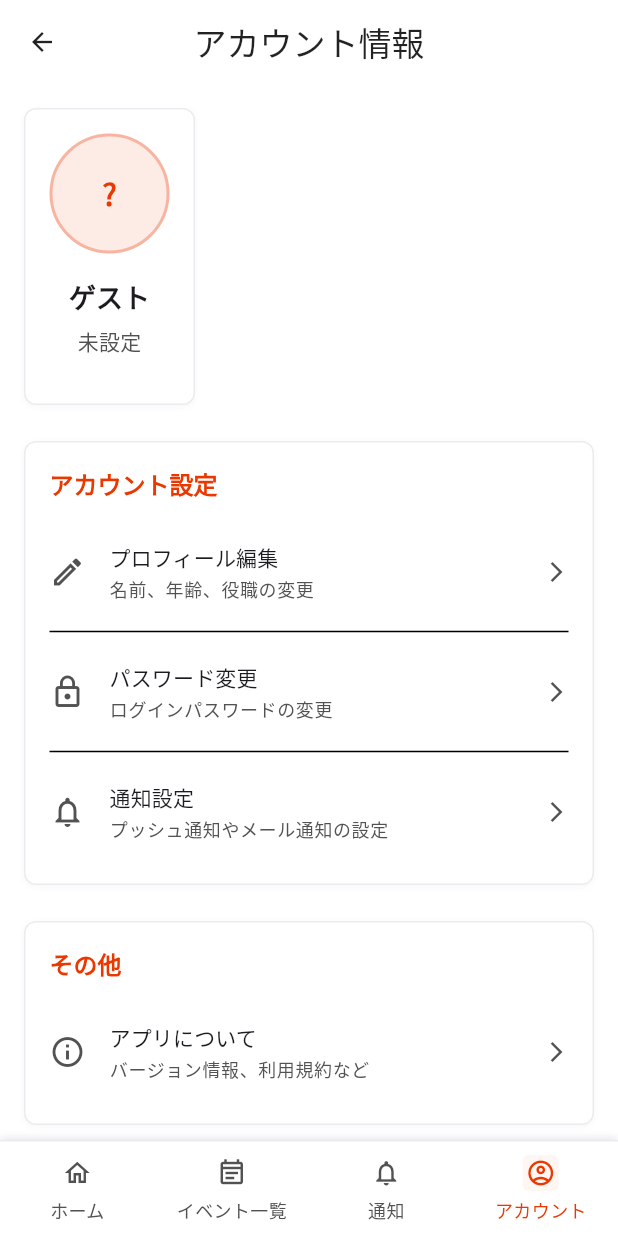
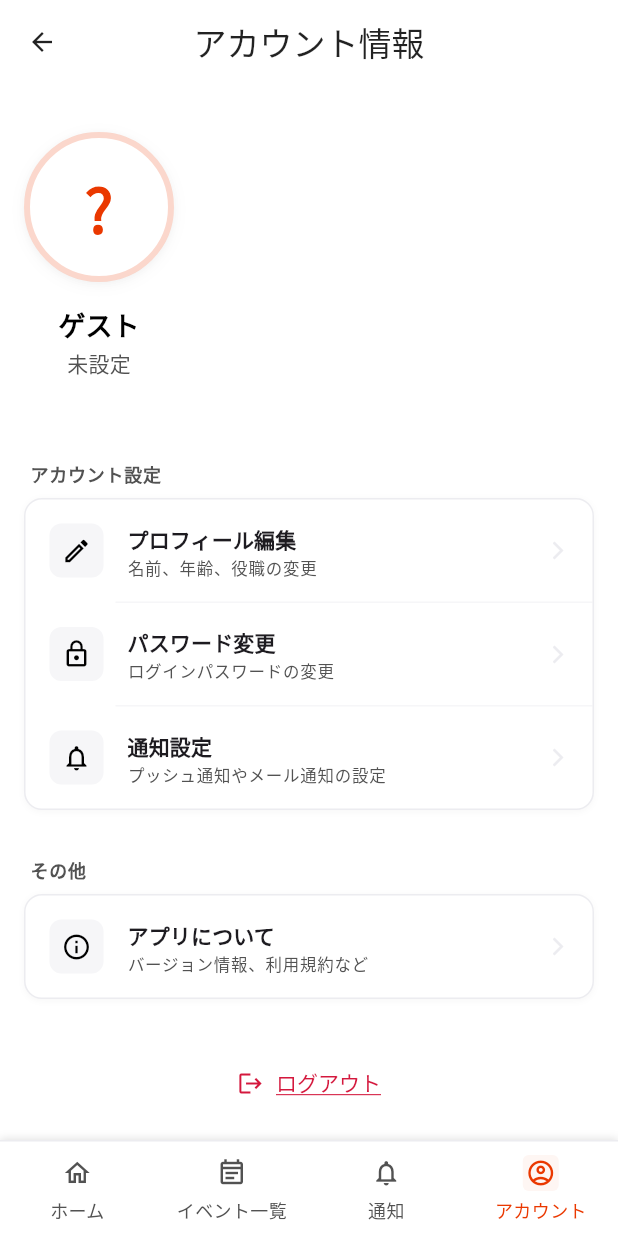
Before and after one commit to yuuu0702/shiharainu, a Flutter app: the AccountPage screen opened by its route, on a phone screen of 412 x 824 dp. Run offline on Flutter 3.47's test engine with Material 3 defaults, Android fonts, the phone set to English and light mode, and no system bars; our stand-ins replace cloud_firestore, firebase_auth, firebase_core, flutter_hooks, freezed_annotation, go_router and 3 more; accounts and stored records are empty.

Commit message:
feat: introduce account page with user profile and settings, login page, and app search bar widget

```diff
--- a/lib/pages/account_page.dart
+++ b/lib/pages/account_page.dart
@@ -25,20 +25,77 @@ class AccountPage extends ConsumerWidget {
           child: Column(
             crossAxisAlignment: CrossAxisAlignment.start,
             children: [
-              // プロフィールカード
-              _buildProfileCard(context, profile),
-              const SizedBox(height: AppTheme.spacing24),
+              const SizedBox(height: AppTheme.spacing16),
+              // プロフィールヘッダー (Hero Style)
+              _buildProfileHeader(context, profile),
+              const SizedBox(height: AppTheme.spacing32),
 
               // アカウント設定セクション
-              _buildAccountSettingsSection(context, ref),
-              const SizedBox(height: AppTheme.spacing24),
+              _buildSectionTitle('アカウント設定'),
+              const SizedBox(height: AppTheme.spacing8),
+              _buildSettingsGroup([
+                _buildSettingsItem(
+                  icon: Icons.edit_outlined,
+                  title: 'プロフィール編集',
+                  subtitle: '名前、年齢、役職の変更',
+                  onTap: () => context.go('/profile-edit'),
+                ),
+                _buildSettingsItem(
+                  icon: Icons.lock_outline,
+                  title: 'パスワード変更',
+                  subtitle: 'ログインパスワードの変更',
+                  onTap: () {
+                    ScaffoldMessenger.of(context).showSnackBar(
+                      const SnackBar(content: Text('パスワード変更機能は準備中です')),
+                    );
+                  },
+                ),
+                _buildSettingsItem(
+                  icon: Icons.notifications_outlined,
+                  title: '通知設定',
+                  subtitle: 'プッシュ通知やメール通知の設定',
+                  onTap: () {
+                    ScaffoldMessenger.of(context).showSnackBar(
+                      const SnackBar(content: Text('通知設定機能は準備中です')),
+                    );
+                  },
+                  showDivider: false,
+                ),
+              ]),
+              const SizedBox(height: AppTheme.spacing32),
 
               // その他セクション
-              _buildOtherSection(context),
-              const SizedBox(height: AppTheme.spacing24),
+              _buildSectionTitle('その他'),
+              const SizedBox(height: AppTheme.spacing8),
+              _buildSettingsGroup([
+                _buildSettingsItem(
+                  icon: Icons.info_outline,
+                  title: 'アプリについて',
+                  subtitle: 'バージョン情報、利用規約など',
+                  onTap: () => context.go('/app-info'),
+                  showDivider: false,
+                ),
+              ]),
+              const SizedBox(height: AppTheme.spacing32),
 
-              // ログアウトセクション
-              _buildLogoutSection(context, ref),
+              // ログアウトボタン
+              Center(
+                child: TextButton(
+                  onPressed: () => _showLogoutDialog(context, ref),
+                  style: TextButton.styleFrom(
+                    foregroundColor: AppTheme.destructive,
+                  ),
+                  child: Row(
+                    mainAxisSize: MainAxisSize.min,
+                    children: [
+                      const Icon(Icons.logout, size: 18),
+                      const SizedBox(width: 8),
+                      const Text('ログアウト'),
+                    ],
+                  ),
+                ),
+              ),
+              const SizedBox(height: AppTheme.spacing48),
             ],
           ),
         ),
@@ -68,187 +125,118 @@ class AccountPage extends ConsumerWidget {
     );
   }
 
-  Widget _buildProfileCard(BuildContext context, profile) {
-    return AppCard(
-      child: Column(
+  Widget _buildProfileHeader(BuildContext context, userProfile) {
+    // データ型が不明確なため、dynamicとして扱うか、適切なキャストが必要ですが、
+    // ここではプロパティアクセスを前提とします。
+    final profile = userProfile;
+
+    return Column(
       children: [
-          // ユーザーアバター
+        // アバター
         Container(
-            width: 80,
-            height: 80,
+          width: 100,
+          height: 100,
           decoration: BoxDecoration(
             shape: BoxShape.circle,
-              color: AppTheme.primaryColor.withValues(alpha: 0.1),
+            color: Colors.white,
             border: Border.all(
-                color: AppTheme.primaryColor.withValues(alpha: 0.3),
-                width: 2,
+              color: AppTheme.primaryColor.withValues(alpha: 0.2),
+              width: 4,
             ),
+            boxShadow: AppTheme.elevationMedium,
           ),
           child: Center(
             child: Text(
               profile?.name.isNotEmpty == true
                   ? profile.name.substring(0, 1).toUpperCase()
                   : '?',
-                style: AppTheme.headlineLarge.copyWith(
+              style: AppTheme.displaySmall.copyWith(
                 color: AppTheme.primaryColor,
                 fontWeight: FontWeight.w700,
+                fontSize: 40,
               ),
             ),
           ),
         ),
         const SizedBox(height: AppTheme.spacing16),
 
-          // ユーザー情報
+        // ユーザー名とメール
         Text(
           profile?.name ?? 'ゲスト',
           style: AppTheme.headlineMedium.copyWith(
-              fontWeight: FontWeight.w700,
+            fontWeight: FontWeight.w800,
+            color: AppTheme.foregroundColor,
           ),
         ),
-          const SizedBox(height: AppTheme.spacing8),
+        const SizedBox(height: AppTheme.spacing4),
         Text(
           profile?.email ?? '未設定',
           style: AppTheme.bodyMedium.copyWith(
-              color: AppTheme.mutedForeground,
+            color: AppTheme.mutedForegroundAccessible,
           ),
         ),
-          const SizedBox(height: AppTheme.spacing16),
+        const SizedBox(height: AppTheme.spacing24),
 
-          // 追加情報
-          if (profile != null) ...[
-            Container(
-              width: double.infinity,
-              padding: const EdgeInsets.all(AppTheme.spacing16),
-              decoration: BoxDecoration(
-                color: AppTheme.mutedColor,
-                borderRadius: BorderRadius.circular(AppTheme.radiusSmall),
-              ),
-              child: Column(
+        // 統計情報 (Chips)
+        if (profile != null)
+          Row(
+            mainAxisAlignment: MainAxisAlignment.center,
             children: [
-                  _buildInfoRow('年齢', '${profile.age}歳'),
-                  const SizedBox(height: AppTheme.spacing8),
-                  _buildInfoRow('役職', profile.position),
-                  const SizedBox(height: AppTheme.spacing8),
-                  _buildInfoRow('登録日', _formatDate(profile.createdAt)),
-                ],
-              ),
+              _buildInfoChip(Icons.cake, '${profile.age}歳'),
+              const SizedBox(width: AppTheme.spacing12),
+              Container(width: 1, height: 16, color: AppTheme.mutedColor),
+              const SizedBox(width: AppTheme.spacing12),
+              _buildInfoChip(Icons.work_outline, profile.position),
+              const SizedBox(width: AppTheme.spacing12),
+              Container(width: 1, height: 16, color: AppTheme.mutedColor),
+              const SizedBox(width: AppTheme.spacing12),
+              _buildInfoChip(
+                Icons.calendar_today,
+                _formatDate(profile.createdAt),
               ),
             ],
-        ],
-      ),
-    );
-  }
-
-  Widget _buildInfoRow(String label, String value) {
-    return Row(
-      mainAxisAlignment: MainAxisAlignment.spaceBetween,
-      children: [
-        Text(
-          label,
-          style: AppTheme.bodyMedium.copyWith(color: AppTheme.mutedForeground),
-        ),
-        Text(
-          value,
-          style: AppTheme.bodyMedium.copyWith(fontWeight: FontWeight.w500),
           ),
       ],
     );
   }
 
-  Widget _buildAccountSettingsSection(BuildContext context, WidgetRef ref) {
-    return AppCard(
-      child: Column(
-        crossAxisAlignment: CrossAxisAlignment.start,
+  Widget _buildInfoChip(IconData icon, String label) {
+    return Row(
       children: [
+        Icon(icon, size: 14, color: AppTheme.mutedForegroundAccessible),
+        const SizedBox(width: 4),
         Text(
-            'アカウント設定',
-            style: AppTheme.headlineSmall.copyWith(
-              color: AppTheme.primaryColor,
+          label,
+          style: AppTheme.labelMedium.copyWith(
+            color: AppTheme.mutedForegroundAccessible,
           ),
         ),
-          const SizedBox(height: AppTheme.spacing16),
+      ],
+    );
+  }
 
-          _buildSettingsItem(
-            icon: Icons.edit_outlined,
-            title: 'プロフィール編集',
-            subtitle: '名前、年齢、役職の変更',
-            onTap: () {
-              context.go('/profile-edit');
-            },
+  Widget _buildSectionTitle(String title) {
+    return Padding(
+      padding: const EdgeInsets.only(left: AppTheme.spacing4),
+      child: Text(
+        title,
+        style: AppTheme.labelMedium.copyWith(
+          color: AppTheme.mutedForegroundAccessible,
+          fontWeight: FontWeight.w700,
         ),
-          const Divider(height: AppTheme.spacing16),
-          _buildSettingsItem(
-            icon: Icons.lock_outline,
-            title: 'パスワード変更',
-            subtitle: 'ログインパスワードの変更',
-            onTap: () {
-              // パスワード変更画面への遷移（今後実装）
-              ScaffoldMessenger.of(
-                context,
-              ).showSnackBar(const SnackBar(content: Text('パスワード変更機能は準備中です')));
-            },
-          ),
-          const Divider(height: AppTheme.spacing16),
-          _buildSettingsItem(
-            icon: Icons.notifications_outlined,
-            title: '通知設定',
-            subtitle: 'プッシュ通知やメール通知の設定',
-            onTap: () {
-              // 通知設定画面への遷移（今後実装）
-              ScaffoldMessenger.of(
-                context,
-              ).showSnackBar(const SnackBar(content: Text('通知設定機能は準備中です')));
-            },
-          ),
-        ],
       ),
     );
   }
 
-  Widget _buildOtherSection(BuildContext context) {
-    return AppCard(
-      child: Column(
-        crossAxisAlignment: CrossAxisAlignment.start,
-        children: [
-          Text(
-            'その他',
-            style: AppTheme.headlineSmall.copyWith(
-              color: AppTheme.primaryColor,
+  Widget _buildSettingsGroup(List<Widget> children) {
+    return Container(
+      decoration: BoxDecoration(
+        color: Colors.white,
+        borderRadius: BorderRadius.circular(AppTheme.radiusLarge),
+        border: Border.all(color: AppTheme.mutedColor),
+        boxShadow: AppTheme.elevationLow,
       ),
-          ),
-          const SizedBox(height: AppTheme.spacing16),
-
-          _buildSettingsItem(
-            icon: Icons.info_outline,
-            title: 'アプリについて',
-            subtitle: 'バージョン情報、利用規約など',
-            onTap: () {
-              context.go('/app-info');
-            },
-          ),
-        ],
-      ),
-    );
-  }
-
-  Widget _buildLogoutSection(BuildContext context, WidgetRef ref) {
-    return AppCard(
-      child: Column(
-        crossAxisAlignment: CrossAxisAlignment.start,
-        children: [
-          Text(
-            'アカウント操作',
-            style: AppTheme.headlineSmall.copyWith(color: AppTheme.destructive),
-          ),
-          const SizedBox(height: AppTheme.spacing16),
-
-          AppButton.secondary(
-            text: 'ログアウト',
-            icon: const Icon(Icons.logout, size: 18),
-            onPressed: () => _showLogoutDialog(context, ref),
-          ),
-        ],
-      ),
+      child: Column(children: children),
     );
   }
 
@@ -257,17 +245,33 @@ class AccountPage extends ConsumerWidget {
     required String title,
     required String subtitle,
     required VoidCallback onTap,
+    bool showDivider = true,
   }) {
-    return Material(
+    return Column(
+      children: [
+        Material(
           color: Colors.transparent,
           child: InkWell(
             onTap: onTap,
-        borderRadius: BorderRadius.circular(AppTheme.radiusSmall),
+            borderRadius: BorderRadius.circular(AppTheme.radiusLarge),
             child: Padding(
-          padding: const EdgeInsets.symmetric(vertical: AppTheme.spacing12),
+              padding: const EdgeInsets.all(AppTheme.spacing16),
               child: Row(
                 children: [
-              Icon(icon, size: 24, color: AppTheme.mutedForeground),
+                  Container(
+                    padding: const EdgeInsets.all(8),
+                    decoration: BoxDecoration(
+                      color: AppTheme.mutedColor.withValues(alpha: 0.5),
+                      borderRadius: BorderRadius.circular(
+                        AppTheme.radiusMedium,
+                      ),
+                    ),
+                    child: Icon(
+                      icon,
+                      size: 20,
+                      color: AppTheme.foregroundColor,
+                    ),
+                  ),
                   const SizedBox(width: AppTheme.spacing16),
                   Expanded(
                     child: Column(
@@ -276,14 +280,14 @@ class AccountPage extends ConsumerWidget {
                         Text(
                           title,
                           style: AppTheme.bodyMedium.copyWith(
-                        fontWeight: FontWeight.w500,
+                            fontWeight: FontWeight.w600,
                           ),
                         ),
-                    const SizedBox(height: AppTheme.spacing4),
+                        const SizedBox(height: 2),
                         Text(
                           subtitle,
-                      style: AppTheme.bodySmall.copyWith(
-                        color: AppTheme.mutedForeground,
+                          style: AppTheme.labelSmall.copyWith(
+                            color: AppTheme.mutedForegroundAccessible,
                           ),
                         ),
                       ],
@@ -291,13 +295,21 @@ class AccountPage extends ConsumerWidget {
                   ),
                   Icon(
                     Icons.arrow_forward_ios,
-                size: 16,
-                color: AppTheme.mutedForeground,
+                    size: 14,
+                    color: AppTheme.mutedColor,
                   ),
                 ],
               ),
             ),
           ),
+        ),
+        if (showDivider)
+          Divider(
+            height: 1,
+            indent: 60,
+            color: AppTheme.mutedColor.withValues(alpha: 0.5),
+          ),
+      ],
     );
   }
 
--- a/lib/pages/login_page.dart
+++ b/lib/pages/login_page.dart
@@ -87,25 +87,40 @@ class _LoginPageState extends State<LoginPage> {
             mainAxisAlignment: MainAxisAlignment.center,
             children: [
               // アプリロゴ・タイトル
-              Icon(Icons.payment, size: 80, color: AppTheme.primaryColor),
+              Container(
+                padding: const EdgeInsets.all(AppTheme.spacing24),
+                decoration: BoxDecoration(
+                  color: AppTheme.primaryColor.withValues(alpha: 0.1),
+                  shape: BoxShape.circle,
+                ),
+                child: Icon(
+                  Icons.payment,
+                  size: 64,
+                  color: AppTheme.primaryColor,
+                ),
+              ),
               const SizedBox(height: AppTheme.spacing24),
               Text(
                 'Shiharainu',
-                style: AppTheme.displayMedium.copyWith(
-                  fontWeight: FontWeight.bold,
+                style: AppTheme.displayLarge.copyWith(
+                  fontWeight: FontWeight.w800,
+                  color: AppTheme.primaryColor,
+                  letterSpacing: -1.0,
                 ),
               ),
               const SizedBox(height: AppTheme.spacing8),
               Text(
                 'イベント支払い管理アプリ',
                 style: AppTheme.bodyMedium.copyWith(
-                  color: AppTheme.mutedForeground,
+                  color: AppTheme.mutedForegroundAccessible,
+                  fontWeight: FontWeight.w500,
                 ),
               ),
               const SizedBox(height: AppTheme.spacing48),
 
-              // ログインフォーム
-              AppCard(
+              // ログインフォーム (Open Layout)
+              SizedBox(
+                width: double.infinity,
                 child: Column(
                   children: [
                     AppInput(
@@ -116,7 +131,7 @@ class _LoginPageState extends State<LoginPage> {
                       isRequired: true,
                       prefixIcon: const Icon(Icons.email_outlined, size: 20),
                     ),
-                    const SizedBox(height: AppTheme.spacing16),
+                    const SizedBox(height: AppTheme.spacing24),
                     AppInput(
                       label: 'パスワード',
                       placeholder: 'パスワードを入力',
@@ -128,13 +143,15 @@ class _LoginPageState extends State<LoginPage> {
 
                     // エラーメッセージ表示
                     if (_errorMessage != null) ...[
-                      const SizedBox(height: AppTheme.spacing16),
+                      const SizedBox(height: AppTheme.spacing24),
                       Container(
                         width: double.infinity,
                         padding: const EdgeInsets.all(AppTheme.spacing12),
                         decoration: BoxDecoration(
                           color: AppTheme.destructive.withValues(alpha: 0.1),
-                          borderRadius: BorderRadius.circular(6),
+                          borderRadius: BorderRadius.circular(
+                            AppTheme.radiusMedium,
+                          ),
                           border: Border.all(
                             color: AppTheme.destructive.withValues(alpha: 0.2),
                           ),
@@ -153,6 +170,7 @@ class _LoginPageState extends State<LoginPage> {
                                 _errorMessage!,
                                 style: AppTheme.bodyMedium.copyWith(
                                   color: AppTheme.destructive,
+                                  fontWeight: FontWeight.w500,
                                 ),
                               ),
                             ),
@@ -161,7 +179,7 @@ class _LoginPageState extends State<LoginPage> {
                       ),
                     ],
 
-                    const SizedBox(height: AppTheme.spacing24),
+                    const SizedBox(height: AppTheme.spacing32),
                     SizedBox(
                       width: double.infinity,
                       child: AppButton.primary(
@@ -171,14 +189,14 @@ class _LoginPageState extends State<LoginPage> {
                         size: AppButtonSize.large,
                       ),
                     ),
-                    const SizedBox(height: AppTheme.spacing16),
+                    const SizedBox(height: AppTheme.spacing24),
                     AppButton.link(
                       text: 'パスワードを忘れた場合',
                       onPressed: () {
                         _showPasswordResetDialog();
                       },
                     ),
-                    const SizedBox(height: AppTheme.spacing16),
+                    const SizedBox(height: AppTheme.spacing24),
                     Row(
                       mainAxisAlignment: MainAxisAlignment.center,
                       children: [
@@ -190,7 +208,7 @@ class _LoginPageState extends State<LoginPage> {
                             'こちら',
                             style: TextStyle(
                               color: AppTheme.primaryColor,
-                              fontWeight: FontWeight.w500,
+                              fontWeight: FontWeight.w600,
                               decoration: TextDecoration.underline,
                               decorationColor: AppTheme.primaryColor,
                             ),
--- a/lib/shared/widgets/app_search_bar.dart
+++ b/lib/shared/widgets/app_search_bar.dart
@@ -51,14 +51,14 @@ class AppSearchBar extends StatelessWidget {
               enabled: enabled,
               onChanged: onChanged,
               style: AppTheme.bodyMedium,
+              textAlignVertical: TextAlignVertical.center,
               decoration: InputDecoration(
                 hintText: hintText ?? '検索...',
                 hintStyle: AppTheme.bodyMedium.copyWith(
                   color: AppTheme.mutedForegroundAccessible,
                 ),
                 border: InputBorder.none,
-                contentPadding: EdgeInsets.zero,
-                isDense: true,
+                isCollapsed: true,
               ),
             ),
           ),
```
Lines whose indentation alone changed are shown as unchanged.
